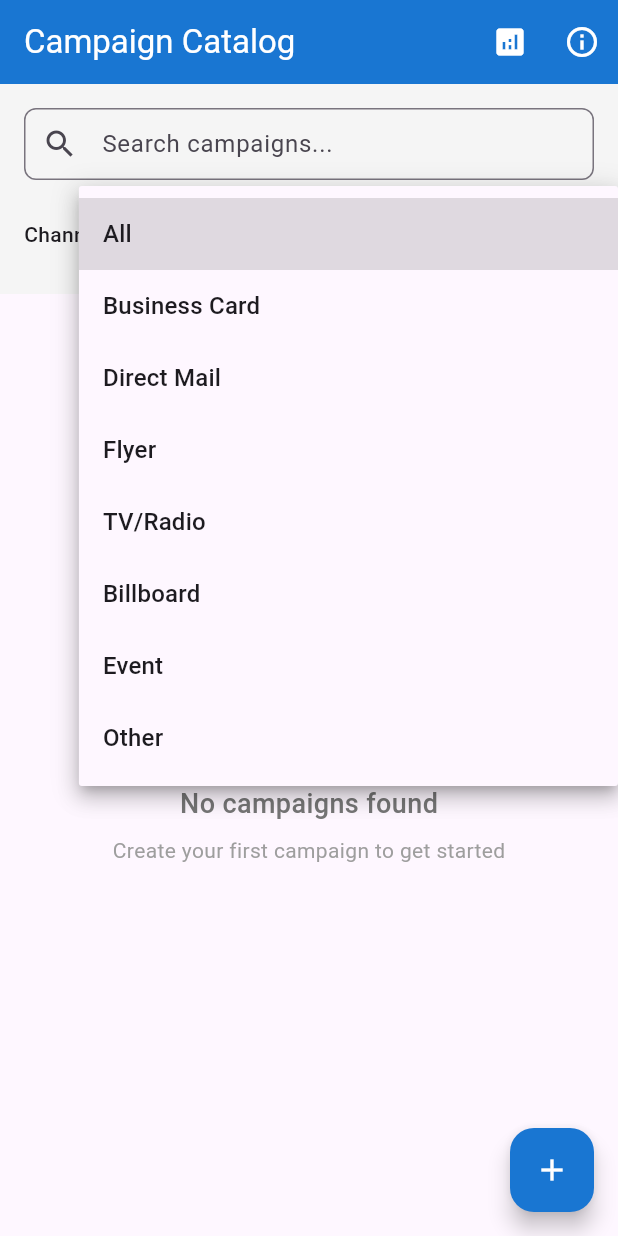
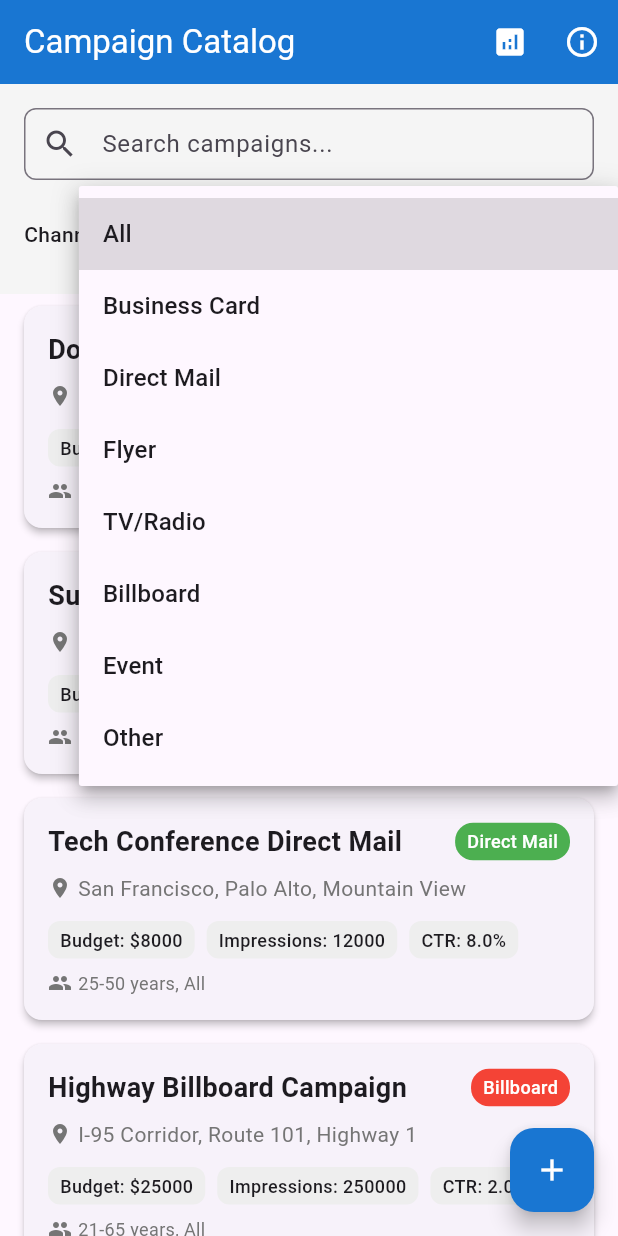
Before and after one commit to vihahb/ad_creator_manage_main, a Flutter app: the screen it shows after launch, after a tap on "All", on a phone screen of 412 x 824 dp. Run offline on Flutter 3.47's test engine with Material 3 defaults, Android fonts, the phone set to English and light mode, and no system bars; our stand-ins replace hive, hive_flutter, syncfusion_flutter_charts; accounts and stored records are empty.

Commit message:
Add comprehensive testing, documentation and demo features
Co-authored-by: vihahb <14974542+vihahb@users.noreply.github.com>

```diff
--- a/lib/main.dart
+++ b/lib/main.dart
@@ -1,6 +1,6 @@
 import 'package:flutter/material.dart';
 import 'package:hive_flutter/hive_flutter.dart';
-import 'screens/campaign_list_screen.dart';
+import 'screens/demo_screen.dart';
 
 void main() async {
   WidgetsFlutterBinding.ensureInitialized();
@@ -22,7 +22,7 @@ class CampaignManagerApp extends StatelessWidget {
         primarySwatch: Colors.blue,
         useMaterial3: true,
       ),
-      home: const CampaignListScreen(),
+      home: const DemoScreen(),
       debugShowCheckedModeBanner: false,
     );
   }
--- /dev/null
+++ b/lib/screens/demo_screen.dart
@@ -0,0 +1,181 @@
+import 'package:flutter/material.dart';
+import '../models/offline_campaign.dart';
+import '../services/campaign_repository.dart';
+import 'campaign_list_screen.dart';
+
+class DemoScreen extends StatefulWidget {
+  const DemoScreen({Key? key}) : super(key: key);
+
+  @override
+  State<DemoScreen> createState() => _DemoScreenState();
+}
+
+class _DemoScreenState extends State<DemoScreen> {
+  final CampaignRepository _repository = CampaignRepository();
+  bool _isLoading = true;
+
+  @override
+  void initState() {
+    super.initState();
+    _initDemo();
+  }
+
+  Future<void> _initDemo() async {
+    await _repository.init();
+    await _createSampleCampaigns();
+    setState(() {
+      _isLoading = false;
+    });
+  }
+
+  Future<void> _createSampleCampaigns() async {
+    // Check if we already have campaigns
+    if (_repository.getAllCampaigns().isNotEmpty) {
+      return;
+    }
+
+    // Create sample campaigns to demonstrate the system
+    final sampleCampaigns = [
+      OfflineCampaign(
+        id: 1,
+        name: 'Downtown Business Cards',
+        channel: 'Business Card',
+        locations: ['New York Downtown', 'Financial District'],
+        minAge: 25,
+        maxAge: 45,
+        gender: 'All',
+        occupation: 'Professionals',
+        interests: ['Business', 'Finance', 'Technology'],
+        startDate: DateTime(2024, 1, 1),
+        endDate: DateTime(2024, 6, 30),
+        budget: 2500.0,
+        impressions: 15000,
+        clicks: 750,
+        conversions: 85,
+        cost: 1800.0,
+        lastUpdate: DateTime.now().subtract(const Duration(days: 5)),
+      ),
+      OfflineCampaign(
+        id: 2,
+        name: 'Summer Festival Flyers',
+        channel: 'Flyer',
+        locations: ['Central Park', 'Times Square', 'Brooklyn Bridge'],
+        minAge: 18,
+        maxAge: 35,
+        gender: 'All',
+        occupation: 'Students',
+        interests: ['Music', 'Entertainment', 'Events'],
+        startDate: DateTime(2024, 6, 1),
+        endDate: DateTime(2024, 8, 31),
+        budget: 5000.0,
+        impressions: 35000,
+        clicks: 1400,
+        conversions: 210,
+        cost: 3200.0,
+        lastUpdate: DateTime.now().subtract(const Duration(days: 2)),
+      ),
+      OfflineCampaign(
+        id: 3,
+        name: 'Tech Conference Direct Mail',
+        channel: 'Direct Mail',
+        locations: ['San Francisco', 'Palo Alto', 'Mountain View'],
+        minAge: 25,
+        maxAge: 50,
+        gender: 'All',
+        occupation: 'Software Engineers',
+        interests: ['Technology', 'AI', 'Software Development'],
+        startDate: DateTime(2024, 3, 15),
+        endDate: DateTime(2024, 5, 15),
+        budget: 8000.0,
+        impressions: 12000,
+        clicks: 960,
+        conversions: 144,
+        cost: 6400.0,
+        lastUpdate: DateTime.now().subtract(const Duration(days: 1)),
+      ),
+      OfflineCampaign(
+        id: 4,
+        name: 'Highway Billboard Campaign',
+        channel: 'Billboard',
+        locations: ['I-95 Corridor', 'Route 101', 'Highway 1'],
+        minAge: 21,
+        maxAge: 65,
+        gender: 'All',
+        interests: ['Automotive', 'Travel', 'Tourism'],
+        startDate: DateTime(2024, 2, 1),
+        endDate: DateTime(2024, 12, 31),
+        budget: 25000.0,
+        impressions: 250000,
+        clicks: 5000,
+        conversions: 375,
+        cost: 18000.0,
+        lastUpdate: DateTime.now().subtract(const Duration(hours: 12)),
+      ),
+      OfflineCampaign(
+        id: 5,
+        name: 'Local Radio Spots',
+        channel: 'TV/Radio',
+        locations: ['Los Angeles', 'Orange County', 'Riverside'],
+        minAge: 30,
+        maxAge: 55,
+        gender: 'All',
+        occupation: 'Working Professionals',
+        interests: ['News', 'Business', 'Local Events'],
+        startDate: DateTime(2024, 4, 1),
+        endDate: DateTime(2024, 7, 31),
+        budget: 15000.0,
+        impressions: 180000,
+        clicks: 7200,
+        conversions: 540,
+        cost: 12500.0,
+        lastUpdate: DateTime.now().subtract(const Duration(hours: 6)),
+      ),
+    ];
+
+    for (final campaign in sampleCampaigns) {
+      await _repository.saveCampaign(campaign);
+    }
+  }
+
+  @override
+  void dispose() {
+    _repository.close();
+    super.dispose();
+  }
+
+  @override
+  Widget build(BuildContext context) {
+    return Scaffold(
+      body: _isLoading
+          ? const Center(
+              child: Column(
+                mainAxisAlignment: MainAxisAlignment.center,
+                children: [
+                  CircularProgressIndicator(),
+                  SizedBox(height: 16),
+                  Text('Setting up demo campaigns...'),
+                ],
+              ),
+            )
+          : const CampaignListScreen(),
+    );
+  }
+}
+
+// Update main.dart to use DemoScreen
+class CampaignManagerApp extends StatelessWidget {
+  const CampaignManagerApp({Key? key}) : super(key: key);
+
+  @override
+  Widget build(BuildContext context) {
+    return MaterialApp(
+      title: 'Campaign Manager',
+      theme: ThemeData(
+        primarySwatch: Colors.blue,
+        useMaterial3: true,
+      ),
+      home: const DemoScreen(),
+      debugShowCheckedModeBanner: false,
+    );
+  }
+}
```
Also changed, not shown: 3 other files.
